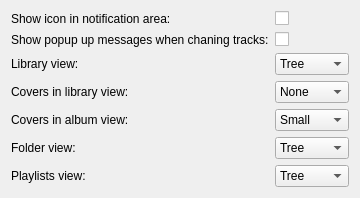
Old version of the form gui/interfacesettings.ui in the repository polpo/cantata-mac.
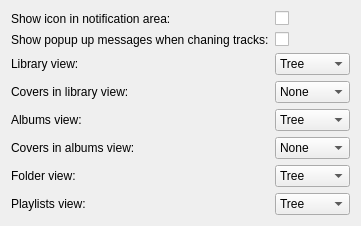
New version of the form.

Commit message: Album views

What changed in the file:
```diff
--- a/gui/interfacesettings.ui
+++ b/gui/interfacesettings.ui
@@ -110,17 +110,48 @@
     </widget>
    </item>
    <item row="4" column="0">
-    <widget class="QLabel" name="label_5c">
+    <widget class="QLabel" name="label_3a">
      <property name="text">
-      <string>Covers in album view:</string>
-     </property>
-     <property name="buddy">
-      <cstring>albumCoverSize</cstring>
+      <string>Albums view:</string>
      </property>
     </widget>
    </item>
    <item row="4" column="1">
-    <widget class="QComboBox" name="albumCoverSize">
+    <widget class="QComboBox" name="albumsView">
+     <item>
+      <property name="text">
+       <string>Tree</string>
+      </property>
+     </item>
+     <item>
+      <property name="text">
+       <string>List</string>
+      </property>
+     </item>
+     <item>
+      <property name="text">
+       <string>Icon/List</string>
+      </property>
+     </item>
+    </widget>
+   </item>
+   <item row="5" column="0">
+    <widget class="QLabel" name="label_5c">
+     <property name="text">
+      <string>Covers in albums view:</string>
+     </property>
+     <property name="buddy">
+      <cstring>albumsCoverSize</cstring>
+     </property>
+    </widget>
+   </item>
+   <item row="5" column="1">
+    <widget class="QComboBox" name="albumsCoverSize">
+     <item>
+      <property name="text">
+       <string>None</string>
+      </property>
+     </item>
      <item>
       <property name="text">
        <string>Small</string>
@@ -138,7 +169,7 @@
      </item>
     </widget>
    </item>
-   <item row="5" column="0">
+   <item row="6" column="0">
     <widget class="QLabel" name="label_2">
      <property name="text">
       <string>Folder view:</string>
@@ -148,7 +179,7 @@
      </property>
     </widget>
    </item>
-   <item row="5" column="1">
+   <item row="6" column="1">
     <widget class="QComboBox" name="folderView">
      <item>
       <property name="text">
@@ -162,14 +193,14 @@
      </item>
     </widget>
    </item>
-   <item row="6" column="0">
+   <item row="7" column="0">
     <widget class="QLabel" name="label_3">
      <property name="text">
       <string>Playlists view:</string>
      </property>
     </widget>
    </item>
-   <item row="6" column="1">
+   <item row="7" column="1">
     <widget class="QComboBox" name="playlistsView">
      <item>
       <property name="text">
```
The commit also changes 15 other files.
